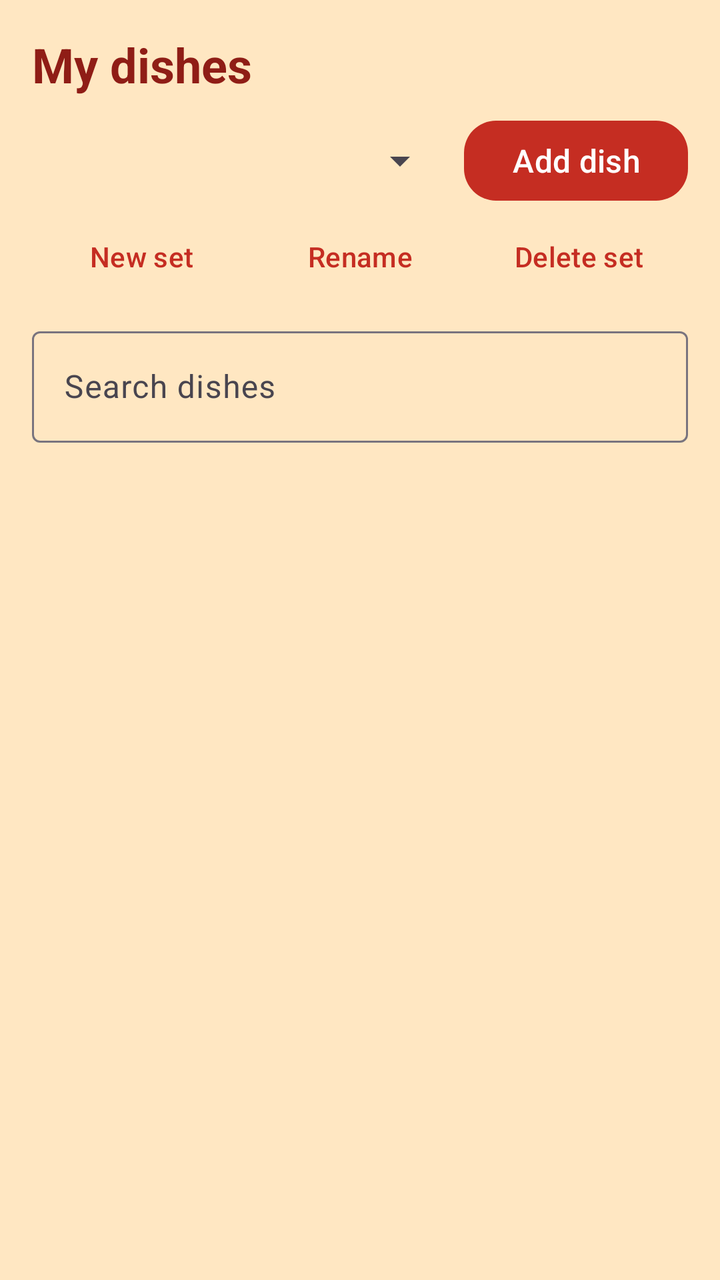
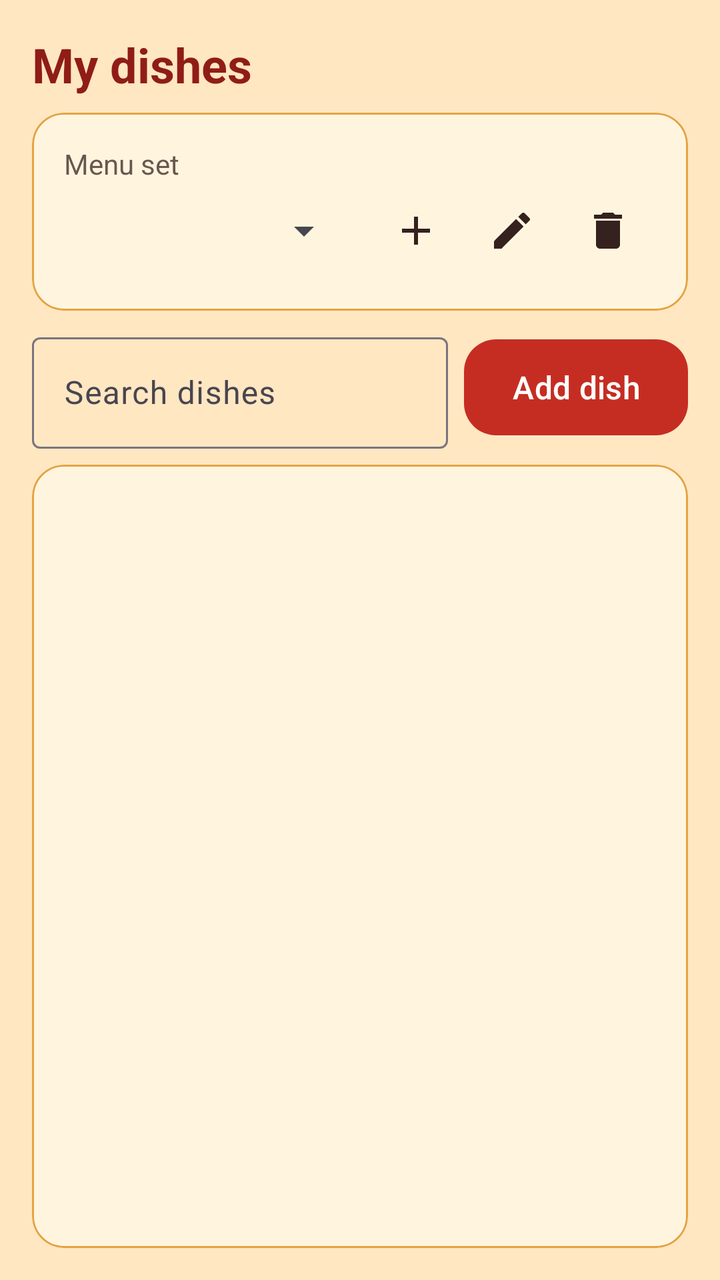

Two renders of the same Android screen: before a commit and after it. Below are the layout's source before the change and the commit's diff.
<!-- AndroidManifest.xml: application theme Theme.LuckyShake -->
<!-- res/layout/activity_menu_list.xml -->
<?xml version="1.0" encoding="utf-8"?>
<LinearLayout xmlns:android="http://schemas.android.com/apk/res/android"
    xmlns:tools="http://schemas.android.com/tools"
    android:id="@+id/menu_list_root"
    android:layout_width="match_parent"
    android:layout_height="match_parent"
    android:orientation="vertical"
    tools:context=".ui.menu.MenuListActivity">

    <TextView
        android:id="@+id/menu_list_title"
        android:layout_width="match_parent"
        android:layout_height="wrap_content"
        android:layout_marginHorizontal="@dimen/spacing_md"
        android:layout_marginTop="@dimen/spacing_md"
        android:text="@string/menu_list_title_main"
        android:textAppearance="@style/TextAppearance.LuckyShake.Heading" />

    <LinearLayout
        android:layout_width="match_parent"
        android:layout_height="wrap_content"
        android:layout_marginHorizontal="@dimen/spacing_md"
        android:layout_marginTop="@dimen/spacing_sm"
        android:gravity="center_vertical"
        android:orientation="horizontal">

        <Spinner
            android:id="@+id/menu_list_set_spinner"
            android:layout_width="0dp"
            android:layout_height="wrap_content"
            android:layout_marginEnd="@dimen/spacing_sm"
            android:layout_weight="1"
            android:contentDescription="@string/menu_list_label_set"
            android:minHeight="@dimen/button_min_height" />

        <com.google.android.material.button.MaterialButton
            android:id="@+id/menu_list_add_button"
            style="@style/Widget.LuckyShake.Button.Primary"
            android:layout_width="wrap_content"
            android:layout_height="wrap_content"
            android:text="@string/menu_list_btn_add" />
    </LinearLayout>

    
    <LinearLayout
        android:layout_width="match_parent"
        android:layout_height="wrap_content"
        android:layout_marginHorizontal="@dimen/spacing_md"
        android:orientation="horizontal">

        <com.google.android.material.button.MaterialButton
            android:id="@+id/menu_sets_btn_add"
            style="@style/Widget.Material3.Button.TextButton"
            android:layout_width="0dp"
            android:layout_height="wrap_content"
            android:layout_weight="1"
            android:text="@string/menu_sets_btn_add" />

        <com.google.android.material.button.MaterialButton
            android:id="@+id/menu_sets_btn_rename"
            style="@style/Widget.Material3.Button.TextButton"
            android:layout_width="0dp"
            android:layout_height="wrap_content"
            android:layout_weight="1"
            android:text="@string/menu_sets_btn_rename" />

        <com.google.android.material.button.MaterialButton
            android:id="@+id/menu_sets_btn_delete"
            style="@style/Widget.Material3.Button.TextButton"
            android:layout_width="0dp"
            android:layout_height="wrap_content"
            android:layout_weight="1"
            android:text="@string/menu_sets_btn_delete" />
    </LinearLayout>

    <com.google.android.material.textfield.TextInputLayout
        style="@style/Widget.Material3.TextInputLayout.OutlinedBox"
        android:layout_width="match_parent"
        android:layout_height="wrap_content"
        android:layout_marginHorizontal="@dimen/spacing_md"
        android:layout_marginTop="@dimen/spacing_sm"
        android:hint="@string/menu_list_hint_search">

        <com.google.android.material.textfield.TextInputEditText
            android:id="@+id/menu_list_search"
            android:layout_width="match_parent"
            android:layout_height="wrap_content"
            android:imeOptions="actionSearch"
            android:inputType="text"
            android:maxLines="1" />
    </com.google.android.material.textfield.TextInputLayout>

    <FrameLayout
        android:layout_width="match_parent"
        android:layout_height="0dp"
        android:layout_marginTop="@dimen/spacing_sm"
        android:layout_weight="1">

        <androidx.recyclerview.widget.RecyclerView
            android:id="@+id/menu_list_recycler"
            android:layout_width="match_parent"
            android:layout_height="match_parent"
            android:clipToPadding="false"
            android:paddingBottom="@dimen/spacing_md" />

        <LinearLayout
            android:id="@+id/menu_list_empty_group"
            android:layout_width="wrap_content"
            android:layout_height="wrap_content"
            android:layout_gravity="center"
            android:gravity="center_horizontal"
            android:orientation="vertical"
            android:padding="@dimen/spacing_lg"
            android:visibility="gone">

            <TextView
                android:id="@+id/menu_list_empty_text"
                android:layout_width="wrap_content"
                android:layout_height="wrap_content"
                android:gravity="center"
                android:textColor="?attr/colorOnSurface"
                android:textSize="@dimen/text_body" />

            <com.google.android.material.button.MaterialButton
                android:id="@+id/menu_list_empty_add_button"
                style="@style/Widget.LuckyShake.Button.Primary"
                android:layout_width="wrap_content"
                android:layout_height="wrap_content"
                android:layout_marginTop="@dimen/spacing_md"
                android:text="@string/menu_list_btn_add" />
        </LinearLayout>
    </FrameLayout>
</LinearLayout>
<!-- resources referenced by this layout -->
<resources>
  <dimen name="button_min_height">48dp</dimen>
  <dimen name="spacing_lg">24dp</dimen>
  <dimen name="spacing_md">16dp</dimen>
  <dimen name="spacing_sm">8dp</dimen>
  <dimen name="text_body">16sp</dimen>
  <string name="menu_list_btn_add">Add dish</string>
  <string name="menu_list_hint_search">Search dishes</string>
  <string name="menu_list_label_set">Menu set</string>
  <string name="menu_list_title_main">My dishes</string>
  <string name="menu_sets_btn_add">New set</string>
  <string name="menu_sets_btn_delete">Delete set</string>
  <string name="menu_sets_btn_rename">Rename</string>
  <style name="TextAppearance.LuckyShake.Heading" parent="TextAppearance.Material3.TitleLarge">
          <item name="android:textColor">@color/app_heading</item>
          <item name="android:textSize">@dimen/text_heading</item>
          <item name="android:textStyle">bold</item>
      </style>
  <style name="Widget.LuckyShake.Button.Primary" parent="Widget.Material3.Button">
          <item name="backgroundTint">@color/lucky_shake_button_background</item>
          <item name="android:textColor">@color/lucky_shake_button_text</item>
          <item name="android:minHeight">@dimen/button_min_height</item>
          <item name="android:textSize">@dimen/text_body</item>
          <item name="cornerRadius">@dimen/corner_md</item>
      </style>
  <style name="Theme.LuckyShake" parent="Base.Theme.LuckyShake" />
  <color name="app_heading">#8F1D16</color>
  <dimen name="text_heading">24sp</dimen>
  <dimen name="corner_md">16dp</dimen>
  <style name="Base.Theme.LuckyShake" parent="Theme.Material3.DayNight.NoActionBar">
          <item name="colorPrimary">@color/app_primary</item>
          <item name="colorOnPrimary">@color/app_on_primary</item>
          <item name="android:textColorLink">@color/app_link</item>
          <item name="colorSecondary">@color/app_accent</item>
          <item name="colorSurface">@color/app_surface</item>
          <item name="colorOnSurface">@color/app_on_surface</item>
          <item name="android:colorBackground">@color/app_background</item>
          <item name="colorOnBackground">@color/app_on_surface</item>
      </style>
  <color name="app_primary">#C52D22</color>
  <color name="app_on_primary">#FFFFFF</color>
  <color name="app_link">#8F1D16</color>
  <color name="app_accent">#E4A342</color>
  <color name="app_surface">#FFF5DF</color>
  <color name="app_on_surface">#35211D</color>
  <color name="app_background">#FFE7C2</color>
</resources>

<!-- the commit's change to res/layout/activity_menu_list.xml (unified diff, before → after) -->
@@ -1,5 +1,6 @@
 <?xml version="1.0" encoding="utf-8"?>
 <LinearLayout xmlns:android="http://schemas.android.com/apk/res/android"
+    xmlns:app="http://schemas.android.com/apk/res-auto"
     xmlns:tools="http://schemas.android.com/tools"
     android:id="@+id/menu_list_root"
     android:layout_width="match_parent"
@@ -16,6 +17,77 @@
         android:text="@string/menu_list_title_main"
         android:textAppearance="@style/TextAppearance.LuckyShake.Heading" />
 
+    
+    <com.google.android.material.card.MaterialCardView
+        style="@style/Widget.LuckyShake.Card"
+        android:layout_width="match_parent"
+        android:layout_height="wrap_content"
+        android:layout_marginHorizontal="@dimen/spacing_md"
+        android:layout_marginTop="@dimen/spacing_sm">
+
+        <LinearLayout
+            android:layout_width="match_parent"
+            android:layout_height="wrap_content"
+            android:orientation="vertical"
+            android:padding="@dimen/spacing_md">
+
+            <TextView
+                android:layout_width="match_parent"
+                android:layout_height="wrap_content"
+                android:alpha="0.75"
+                android:text="@string/menu_list_label_set"
+                android:textColor="?attr/colorOnSurface"
+                android:textSize="14sp" />
+
+            <LinearLayout
+                android:layout_width="match_parent"
+                android:layout_height="wrap_content"
+                android:gravity="center_vertical"
+                android:orientation="horizontal">
+
+                <Spinner
+                    android:id="@+id/menu_list_set_spinner"
+                    android:layout_width="0dp"
+                    android:layout_height="wrap_content"
+                    android:layout_marginEnd="@dimen/spacing_sm"
+                    android:layout_weight="1"
+                    android:contentDescription="@string/menu_list_label_set"
+                    android:minHeight="@dimen/button_min_height" />
+
+                <ImageButton
+                    android:id="@+id/menu_sets_btn_add"
+                    android:layout_width="48dp"
+                    android:layout_height="48dp"
+                    android:background="?attr/selectableItemBackgroundBorderless"
+                    android:contentDescription="@string/menu_sets_btn_add"
+                    android:src="@drawable/ic_add"
+                    android:tooltipText="@string/menu_sets_btn_add"
+                    app:tint="?attr/colorOnSurface" />
+
+                <ImageButton
+                    android:id="@+id/menu_sets_btn_rename"
+                    android:layout_width="48dp"
+                    android:layout_height="48dp"
+                    android:background="?attr/selectableItemBackgroundBorderless"
+                    android:contentDescription="@string/menu_sets_btn_rename"
+                    android:src="@drawable/ic_edit"
+                    android:tooltipText="@string/menu_sets_btn_rename"
+                    app:tint="?attr/colorOnSurface" />
+
+                <ImageButton
+                    android:id="@+id/menu_sets_btn_delete"
+                    android:layout_width="48dp"
+                    android:layout_height="48dp"
+                    android:background="?attr/selectableItemBackgroundBorderless"
+                    android:contentDescription="@string/menu_sets_btn_delete"
+                    android:src="@drawable/ic_delete"
+                    android:tooltipText="@string/menu_sets_btn_delete"
+                    app:tint="?attr/colorOnSurface" />
+            </LinearLayout>
+        </LinearLayout>
+    </com.google.android.material.card.MaterialCardView>
+
+    
     <LinearLayout
         android:layout_width="match_parent"
         android:layout_height="wrap_content"
@@ -24,110 +96,79 @@
         android:gravity="center_vertical"
         android:orientation="horizontal">
 
-        <Spinner
-            android:id="@+id/menu_list_set_spinner"
+        <com.google.android.material.textfield.TextInputLayout
+            style="@style/Widget.Material3.TextInputLayout.OutlinedBox"
             android:layout_width="0dp"
             android:layout_height="wrap_content"
             android:layout_marginEnd="@dimen/spacing_sm"
             android:layout_weight="1"
-            android:contentDescription="@string/menu_list_label_set"
-            android:minHeight="@dimen/button_min_height" />
+            android:hint="@string/menu_list_hint_search">
+
+            <com.google.android.material.textfield.TextInputEditText
+                android:id="@+id/menu_list_search"
+                android:layout_width="match_parent"
+                android:layout_height="wrap_content"
+                android:imeOptions="actionSearch"
+                android:inputType="text"
+                android:maxLines="1" />
+        </com.google.android.material.textfield.TextInputLayout>
 
         <com.google.android.material.button.MaterialButton
             android:id="@+id/menu_list_add_button"
             style="@style/Widget.LuckyShake.Button.Primary"
             android:layout_width="wrap_content"
             android:layout_height="wrap_content"
+            android:minHeight="56dp"
             android:text="@string/menu_list_btn_add" />
     </LinearLayout>
 
     
-    <LinearLayout
+    <com.google.android.material.card.MaterialCardView
+        style="@style/Widget.LuckyShake.Card"
         android:layout_width="match_parent"
-        android:layout_height="wrap_content"
-        android:layout_marginHorizontal="@dimen/spacing_md"
-        android:orientation="horizontal">
-
-        <com.google.android.material.button.MaterialButton
-            android:id="@+id/menu_sets_btn_add"
-            style="@style/Widget.Material3.Button.TextButton"
-            android:layout_width="0dp"
-            android:layout_height="wrap_content"
-            android:layout_weight="1"
-            android:text="@string/menu_sets_btn_add" />
-
-        <com.google.android.material.button.MaterialButton
-            android:id="@+id/menu_sets_btn_rename"
-            style="@style/Widget.Material3.Button.TextButton"
-            android:layout_width="0dp"
-            android:layout_height="wrap_content"
-            android:layout_weight="1"
-            android:text="@string/menu_sets_btn_rename" />
-
-        <com.google.android.material.button.MaterialButton
-            android:id="@+id/menu_sets_btn_delete"
-            style="@style/Widget.Material3.Button.TextButton"
-            android:layout_width="0dp"
-            android:layout_height="wrap_content"
-            android:layout_weight="1"
-            android:text="@string/menu_sets_btn_delete" />
-    </LinearLayout>
-
-    <com.google.android.material.textfield.TextInputLayout
-        style="@style/Widget.Material3.TextInputLayout.OutlinedBox"
-        android:layout_width="match_parent"
-        android:layout_height="wrap_content"
+        android:layout_height="0dp"
         android:layout_marginHorizontal="@dimen/spacing_md"
         android:layout_marginTop="@dimen/spacing_sm"
-        android:hint="@string/menu_list_hint_search">
-
-        <com.google.android.material.textfield.TextInputEditText
-            android:id="@+id/menu_list_search"
-            android:layout_width="match_parent"
-            android:layout_height="wrap_content"
-            android:imeOptions="actionSearch"
-            android:inputType="text"
-            android:maxLines="1" />
-    </com.google.android.material.textfield.TextInputLayout>
-
-    <FrameLayout
-        android:layout_width="match_parent"
-        android:layout_height="0dp"
-        android:layout_marginTop="@dimen/spacing_sm"
+        android:layout_marginBottom="@dimen/spacing_md"
         android:layout_weight="1">
 
-        <androidx.recyclerview.widget.RecyclerView
-            android:id="@+id/menu_list_recycler"
+        <FrameLayout
             android:layout_width="match_parent"
-            android:layout_height="match_parent"
-            android:clipToPadding="false"
-            android:paddingBottom="@dimen/spacing_md" />
+            android:layout_height="match_parent">
 
-        <LinearLayout
-            android:id="@+id/menu_list_empty_group"
-            android:layout_width="wrap_content"
-            android:layout_height="wrap_content"
-            android:layout_gravity="center"
-            android:gravity="center_horizontal"
-            android:orientation="vertical"
-            android:padding="@dimen/spacing_lg"
-            android:visibility="gone">
+            <androidx.recyclerview.widget.RecyclerView
+                android:id="@+id/menu_list_recycler"
+                android:layout_width="match_parent"
+                android:layout_height="match_parent"
+                android:clipToPadding="false"
+                android:paddingVertical="@dimen/spacing_sm" />
 
-            <TextView
-                android:id="@+id/menu_list_empty_text"
+            <LinearLayout
+                android:id="@+id/menu_list_empty_group"
                 android:layout_width="wrap_content"
                 android:layout_height="wrap_content"
-                android:gravity="center"
-                android:textColor="?attr/colorOnSurface"
-                android:textSize="@dimen/text_body" />
+                android:layout_gravity="center"
+                android:gravity="center_horizontal"
+                android:orientation="vertical"
+                android:padding="@dimen/spacing_md"
+                android:visibility="gone">
 
-            <com.google.android.material.button.MaterialButton
-                android:id="@+id/menu_list_empty_add_button"
-                style="@style/Widget.LuckyShake.Button.Primary"
-                android:layout_width="wrap_content"
-                android:layout_height="wrap_content"
-                android:layout_marginTop="@dimen/spacing_md"
-                android:text="@string/menu_list_btn_add" />
-        </LinearLayout>
-    </FrameLayout>
+                <TextView
+                    android:id="@+id/menu_list_empty_text"
+                    android:layout_width="wrap_content"
+                    android:layout_height="wrap_content"
+                    android:gravity="center"
+                    android:textColor="?attr/colorOnSurface"
+                    android:textSize="@dimen/text_body" />
+
+                <com.google.android.material.button.MaterialButton
+                    android:id="@+id/menu_list_empty_add_button"
+                    style="@style/Widget.LuckyShake.Button.Primary"
+                    android:layout_width="wrap_content"
+                    android:layout_height="wrap_content"
+                    android:layout_marginTop="@dimen/spacing_sm"
+                    android:text="@string/menu_list_btn_add" />
+            </LinearLayout>
+        </FrameLayout>
+    </com.google.android.material.card.MaterialCardView>
 </LinearLayout>
<!-- resource entries referenced after the edit -->
@@ -1,10 +1,39 @@
 <!-- resources referenced by this layout -->
 <resources>
   <dimen name="button_min_height">48dp</dimen>
-  <dimen name="spacing_lg">24dp</dimen>
   <dimen name="spacing_md">16dp</dimen>
   <dimen name="spacing_sm">8dp</dimen>
   <dimen name="text_body">16sp</dimen>
+  <!-- drawable ic_add (drawable) -->
+  <vector xmlns:android="http://schemas.android.com/apk/res/android"
+      android:width="24dp"
+      android:height="24dp"
+      android:viewportWidth="24"
+      android:viewportHeight="24">
+      <path
+          android:fillColor="#FF000000"
+          android:pathData="M19,13h-6v6h-2v-6H5v-2h6V5h2v6h6v2z" />
+  </vector>
+  <!-- drawable ic_delete (drawable) -->
+  <vector xmlns:android="http://schemas.android.com/apk/res/android"
+      android:width="24dp"
+      android:height="24dp"
+      android:viewportWidth="24"
+      android:viewportHeight="24">
+      <path
+          android:fillColor="#FF000000"
+          android:pathData="M6,19c0,1.1 0.9,2 2,2h8c1.1,0 2,-0.9 2,-2V7H6v12zM19,4h-3.5l-1,-1h-5l-1,1H5v2h14V4z" />
+  </vector>
+  <!-- drawable ic_edit (drawable) -->
+  <vector xmlns:android="http://schemas.android.com/apk/res/android"
+      android:width="24dp"
+      android:height="24dp"
+      android:viewportWidth="24"
+      android:viewportHeight="24">
+      <path
+          android:fillColor="#FF000000"
+          android:pathData="M3,17.25V21h3.75L17.81,9.94l-3.75,-3.75L3,17.25zM20.71,7.04c0.39,-0.39 0.39,-1.02 0,-1.41l-2.34,-2.34c-0.39,-0.39 -1.02,-0.39 -1.41,0l-1.83,1.83 3.75,3.75 1.83,-1.83z" />
+  </vector>
   <string name="menu_list_btn_add">Add dish</string>
   <string name="menu_list_hint_search">Search dishes</string>
   <string name="menu_list_label_set">Menu set</string>
@@ -23,6 +52,11 @@
           <item name="android:minHeight">@dimen/button_min_height</item>
           <item name="android:textSize">@dimen/text_body</item>
           <item name="cornerRadius">@dimen/corner_md</item>
+      </style>
+  <style name="Widget.LuckyShake.Card" parent="Widget.Material3.CardView.Outlined">
+          <item name="cardBackgroundColor">@color/app_surface</item>
+          <item name="cardCornerRadius">@dimen/corner_md</item>
+          <item name="strokeColor">@color/app_accent</item>
       </style>
   <style name="Theme.LuckyShake" parent="Base.Theme.LuckyShake" />
   <color name="app_heading">#8F1D16</color>
